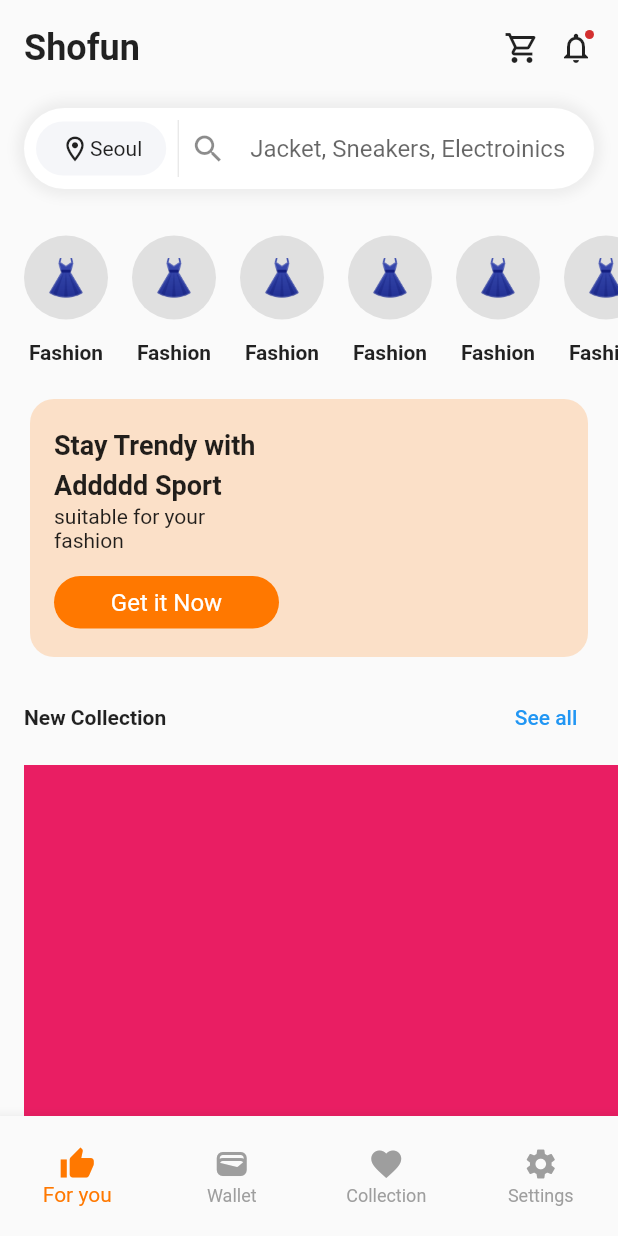
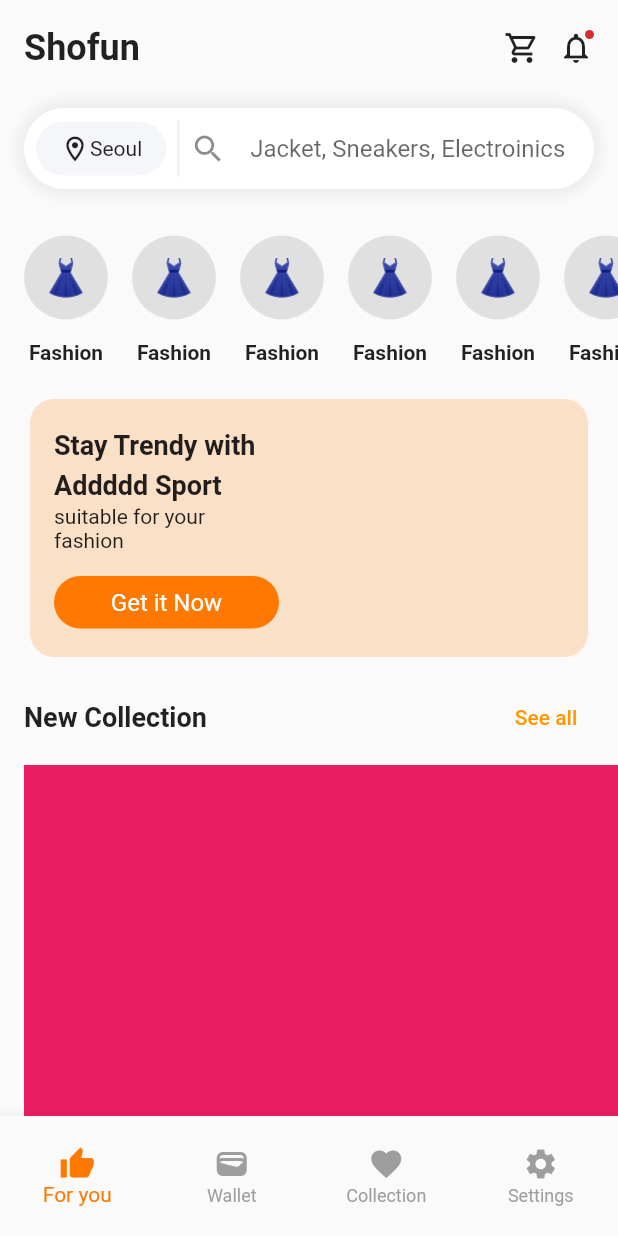
Before and after one commit to JAICHANGPARK/flutter_notebook_chapter_24, a Flutter app: the EcommerceMainPage screen opened directly, on a phone screen of 412 x 824 dp. Run offline on Flutter 3.47's test engine with Material 2 defaults, Android fonts, the phone set to English and light mode, and no system bars; our stand-ins replace flutter_riverpod, freezed_annotation, ionicons, percent_indicator; missing offline and left inert: crypto_font_icons; network calls fail.

Commit message:
Update ecommerce_home_widget.dart

```diff
--- a/lib/ep1383_ecommerce_app/view/ecommerce_home_widget.dart
+++ b/lib/ep1383_ecommerce_app/view/ecommerce_home_widget.dart
@@ -184,11 +184,15 @@ class _EcommerceHomeWidgetState extends State<EcommerceHomeWidget> {
                         "New Collection",
                         style: TextStyle(
                           fontWeight: FontWeight.bold,
+                          fontSize: 18,
                         ),
                       ),
                       TextButton(
                         onPressed: () {},
                         child: const Text("See all"),
+                        style: TextButton.styleFrom(
+                          foregroundColor: Colors.orange,
+                        ),
                       ),
                     ],
                   ),
```
